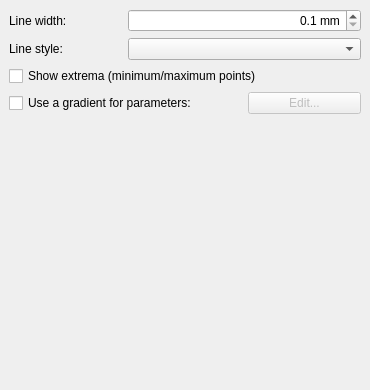
Above: kmplot/plotstylewidget.ui from KDE/kmplot before the change. Below: the same form after it.
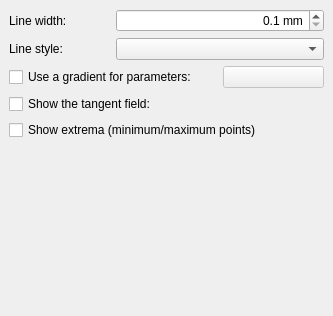
That is the form after the change. Custom widgets are drawn as their Qt base class.

Commit message: Can now draw the tangent field for first-order differential equations.

Patch:
```diff
--- a/kmplot/plotstylewidget.ui
+++ b/kmplot/plotstylewidget.ui
@@ -5,8 +5,8 @@
    <rect>
     <x>0</x>
     <y>0</y>
-    <width>370</width>
-    <height>390</height>
+    <width>333</width>
+    <height>316</height>
    </rect>
   </property>
   <property name="windowTitle" >
@@ -19,33 +19,6 @@
    <property name="spacing" >
     <number>6</number>
    </property>
-   <item row="3" column="2" >
-    <widget class="QPushButton" name="gradientButton" >
-     <property name="enabled" >
-      <bool>false</bool>
-     </property>
-     <property name="text" >
-      <string>Edit...</string>
-     </property>
-    </widget>
-   </item>
-   <item row="3" column="0" colspan="2" >
-    <widget class="QCheckBox" name="useGradient" >
-     <property name="text" >
-      <string>Use a gradient for parameters:</string>
-     </property>
-    </widget>
-   </item>
-   <item row="1" column="0" >
-    <widget class="QLabel" name="label_2" >
-     <property name="text" >
-      <string>Line style:</string>
-     </property>
-    </widget>
-   </item>
-   <item row="1" column="1" colspan="2" >
-    <widget class="QComboBox" name="lineStyle" />
-   </item>
    <item row="0" column="1" colspan="2" >
     <widget class="QDoubleSpinBox" name="lineWidth" >
      <property name="alignment" >
@@ -75,28 +48,66 @@
      </property>
     </widget>
    </item>
-   <item row="4" column="0" colspan="3" >
+   <item row="1" column="1" colspan="2" >
+    <widget class="QComboBox" name="lineStyle" />
+   </item>
+   <item row="1" column="0" >
+    <widget class="QLabel" name="label_2" >
+     <property name="text" >
+      <string>Line style:</string>
+     </property>
+    </widget>
+   </item>
+   <item row="2" column="0" colspan="2" >
+    <widget class="QCheckBox" name="useGradient" >
+     <property name="text" >
+      <string>Use a gradient for parameters:</string>
+     </property>
+    </widget>
+   </item>
+   <item row="2" column="2" >
+    <widget class="KGradientButton" name="gradientButton" >
+     <property name="enabled" >
+      <bool>false</bool>
+     </property>
+    </widget>
+   </item>
+   <item row="5" column="0" >
     <spacer>
      <property name="orientation" >
       <enum>Qt::Vertical</enum>
      </property>
      <property name="sizeHint" >
       <size>
-       <width>20</width>
-       <height>0</height>
+       <width>51</width>
+       <height>21</height>
       </size>
      </property>
     </spacer>
    </item>
-   <item row="2" column="0" colspan="3" >
+   <item row="4" column="0" colspan="3" >
     <widget class="QCheckBox" name="showExtrema" >
      <property name="text" >
       <string>Show extrema (minimum/maximum points)</string>
      </property>
     </widget>
    </item>
+   <item row="3" column="0" colspan="3" >
+    <widget class="QCheckBox" name="showTangentField" >
+     <property name="text" >
+      <string>Show the tangent field:</string>
+     </property>
+    </widget>
+   </item>
   </layout>
  </widget>
+ <customwidgets>
+  <customwidget>
+   <class>KGradientButton</class>
+   <extends>QPushButton</extends>
+   <header>kgradientdialog.h</header>
+  </customwidget>
+ </customwidgets>
  <tabstops>
   <tabstop>lineStyle</tabstop>
   <tabstop>lineWidth</tabstop>
```
Left out of the diff: 8 changed lines with no effect on the pictures. The commit also changes 10 other files.
